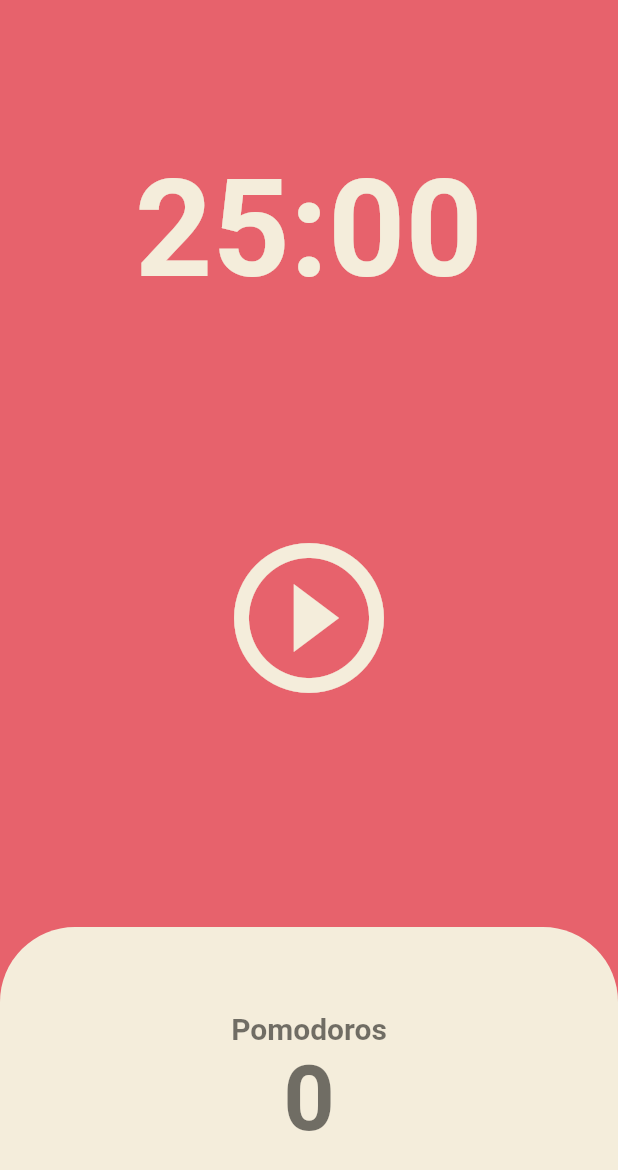
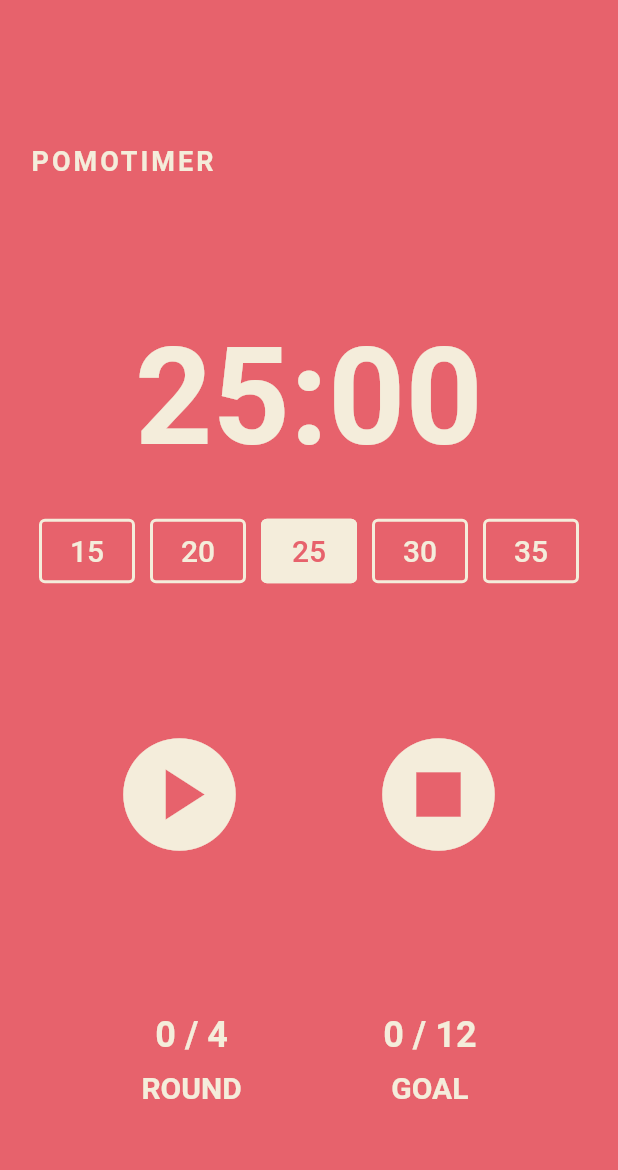
Before and after one commit to frontWeb-dev/flutter, a Flutter app: the screen it shows after launch, on a phone screen of 412 x 824 dp. Shown: the top 1170 px of the screen. Run offline on Flutter 3.47's test engine with Material 2 defaults, Android fonts, the phone set to English and light mode, and no system bars.

Commit message:
feat: code Challenge
- 타이머 시간 선택
- 타이머 리셋
- 한 사이클을 완료한 횟수 카운트
- 1라운드를 완료한 횟수 카운트
- 각 라운드가 끝나면 5분 휴식

```diff
--- a/lib/screens/home_screen.dart
+++ b/lib/screens/home_screen.dart
@@ -9,21 +9,51 @@ class HomeScreen extends StatefulWidget {
 }
 
 class _HomeScreenState extends State<HomeScreen> {
-  static const twentyFiveMin = 1500;
-  int totalSecond = twentyFiveMin; // 25min
+  static const times = {
+    '15': 1,
+    '20': 1200,
+    '25': 1500,
+    '30': 1800,
+    '35': 2100
+  };
+
+  String setmin = '25';
+  int totalSecond = 1500; // 25min
+  int rest = 2; // 5min
   int totalPomodoros = 0;
+  int totalRound = 0;
   bool isRunning = false;
+  bool isRest = false;
 
   late Timer timer;
 
   void onTick(Timer timer) {
     // reset
     if (totalSecond == 0) {
+      if (!isRest) {
         setState(() {
+          totalRound = totalRound + 1;
+          isRunning = false;
+          totalSecond = times[setmin] as int;
+        });
+      } else {
+        setState(() {
+          isRunning = false;
+          isRest = false;
+          totalSecond = times[setmin] as int;
+        });
+      }
+
+      if (totalRound == 4) {
+        totalRound = 0;
         totalPomodoros = totalPomodoros + 1;
-        isRunning = false;
-        totalSecond = twentyFiveMin;
+
+        setState(() {
+          isRest = true;
+          totalSecond = rest;
         });
+      }
+
       timer.cancel();
     } else {
       setState(() {
@@ -46,6 +76,21 @@ class _HomeScreenState extends State<HomeScreen> {
     });
   }
 
+  void onStopPressed() {
+    timer.cancel();
+    totalSecond = times[setmin] as int;
+    setState(() {
+      isRunning = false;
+    });
+  }
+
+  void selectMin(e) {
+    setState(() {
+      setmin = e;
+      totalSecond = times[setmin] as int;
+    });
+  }
+
   String format(int seconds) {
     var duration = Duration(seconds: seconds); // 0:00:00.00000
     return (duration.toString().split(".").first.substring(2)); // 00:00
@@ -58,72 +103,159 @@ class _HomeScreenState extends State<HomeScreen> {
       body: Column(
         children: [
           Flexible(
-            flex: 1, // default
+            flex: 1,
             child: Container(
-              alignment: Alignment.bottomCenter,
+              alignment: Alignment.bottomLeft,
+              child: Padding(
+                padding: const EdgeInsets.symmetric(horizontal: 20),
                 child: Text(
+                  "POMOTIMER",
+                  style: TextStyle(
+                    color: Theme.of(context).cardColor,
+                    fontSize: 18,
+                    fontWeight: FontWeight.w600,
+                    letterSpacing: 2,
+                  ),
+                ),
+              ),
+            ),
+          ),
+          Flexible(
+            flex: 3, // default
+            child: Column(
+              mainAxisAlignment: MainAxisAlignment.center,
+              children: [
+                Text(
+                  isRest ? 'Take a Rest !' : "",
+                  style: TextStyle(
+                      color: Theme.of(context).cardColor, fontSize: 18),
+                ),
+                Text(
                   format(totalSecond),
                   style: TextStyle(
                       color: Theme.of(context).cardColor,
                       fontSize: 90,
                       fontWeight: FontWeight.w600),
                 ),
+                const SizedBox(
+                  height: 20,
+                ),
+                Row(
+                  mainAxisAlignment: MainAxisAlignment.center,
+                  children: times.entries.map((e) {
+                    var key = e.key;
+
+                    return Padding(
+                      padding: const EdgeInsets.all(5),
+                      child: TextButton(
+                        onPressed: () => selectMin(key),
+                        style: TextButton.styleFrom(
+                          backgroundColor: setmin == key
+                              ? Theme.of(context).cardColor
+                              : Theme.of(context).colorScheme.background,
+                          side: BorderSide(
+                              width: 2.0, color: Theme.of(context).cardColor),
+                          padding: const EdgeInsets.symmetric(vertical: 10),
+                        ),
+                        child: Text(
+                          key,
+                          style: TextStyle(
+                            color: setmin == key
+                                ? Theme.of(context).colorScheme.background
+                                : Theme.of(context).cardColor,
+                            fontSize: 20,
+                          ),
+                        ),
+                      ),
+                    );
+                  }).toList(),
+                ),
+              ],
+            ),
+          ),
+          Flexible(
+            flex: 1,
+            child: Center(
+              child: Row(
+                mainAxisAlignment: MainAxisAlignment.spaceEvenly,
+                children: [
+                  IconButton(
+                    onPressed: isRunning ? onPausePressed : onStartPressed,
+                    icon: Icon(
+                      isRunning ? Icons.pause_circle : Icons.play_circle,
+                    ),
+                    iconSize: 90,
+                    color: Theme.of(context).cardColor,
+                  ),
+                  IconButton(
+                    onPressed: onStopPressed,
+                    icon: const Icon(
+                      Icons.stop_circle,
+                    ),
+                    iconSize: 90,
+                    color: Theme.of(context).cardColor,
+                  ),
+                ],
+              ),
             ),
           ),
           Flexible(
             flex: 2,
-            child: Center(
-              child: IconButton(
-                onPressed: isRunning ? onPausePressed : onStartPressed,
-                icon: Icon(
-                  isRunning
-                      ? Icons.pause_circle_outline
-                      : Icons.play_circle_outline,
-                ),
-                iconSize: 120,
-                color: Theme.of(context).cardColor,
-              ),
-            ),
-          ),
-          Flexible(
-            flex: 1,
             child: Row(
               children: [
                 Expanded(
                   child: Container(
-                      decoration: BoxDecoration(
-                        color: Theme.of(context).cardColor,
-                        borderRadius: const BorderRadius.only(
-                            topLeft: Radius.circular(50),
-                            topRight: Radius.circular(50)),
-                      ),
-                      child: Column(
+                    alignment: Alignment.center,
+                    child: Row(
+                      mainAxisAlignment: MainAxisAlignment.spaceEvenly,
+                      children: [
+                        Column(
                           mainAxisAlignment: MainAxisAlignment.center,
                           children: [
                             Text(
-                            "Pomodoros",
+                              "$totalRound / 4",
                               style: TextStyle(
-                              fontSize: 20,
-                              color: Theme.of(context)
-                                  .textTheme
-                                  .headlineLarge!
-                                  .color,
+                                fontSize: 24,
+                                color: Theme.of(context).cardColor,
                                 fontWeight: FontWeight.w600,
                               ),
                             ),
+                            const SizedBox(height: 10),
                             Text(
-                            "$totalPomodoros",
+                              "ROUND",
                               style: TextStyle(
-                              fontSize: 60,
-                              color: Theme.of(context)
-                                  .textTheme
-                                  .headlineLarge!
-                                  .color,
+                                fontSize: 20,
+                                color: Theme.of(context).cardColor,
                                 fontWeight: FontWeight.w600,
                               ),
                             ),
                           ],
-                      )),
+                        ),
+                        Column(
+                          mainAxisAlignment: MainAxisAlignment.center,
+                          children: [
+                            Text(
+                              "$totalPomodoros / 12",
+                              style: TextStyle(
+                                fontSize: 24,
+                                color: Theme.of(context).cardColor,
+                                fontWeight: FontWeight.w600,
+                              ),
+                            ),
+                            const SizedBox(height: 10),
+                            Text(
+                              "GOAL",
+                              style: TextStyle(
+                                fontSize: 20,
+                                color: Theme.of(context).cardColor,
+                                fontWeight: FontWeight.w600,
+                              ),
+                            ),
+                          ],
+                        ),
+                      ],
+                    ),
+                  ),
                 ),
               ],
             ),
```
Lines whose indentation alone changed are shown as unchanged.
